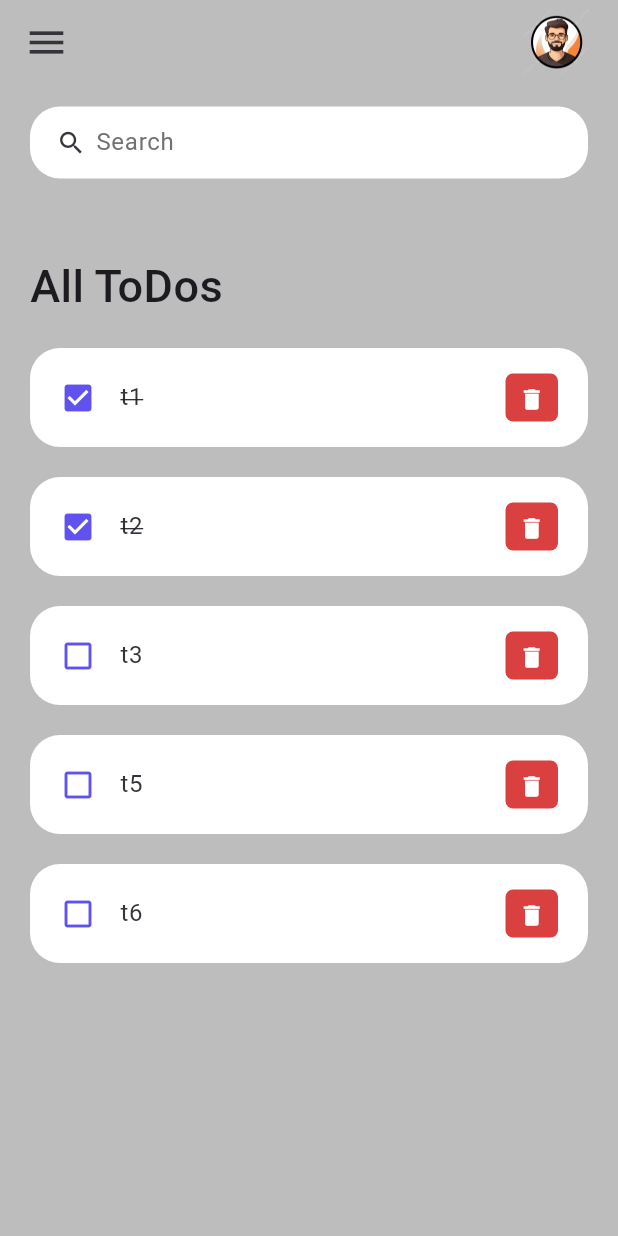
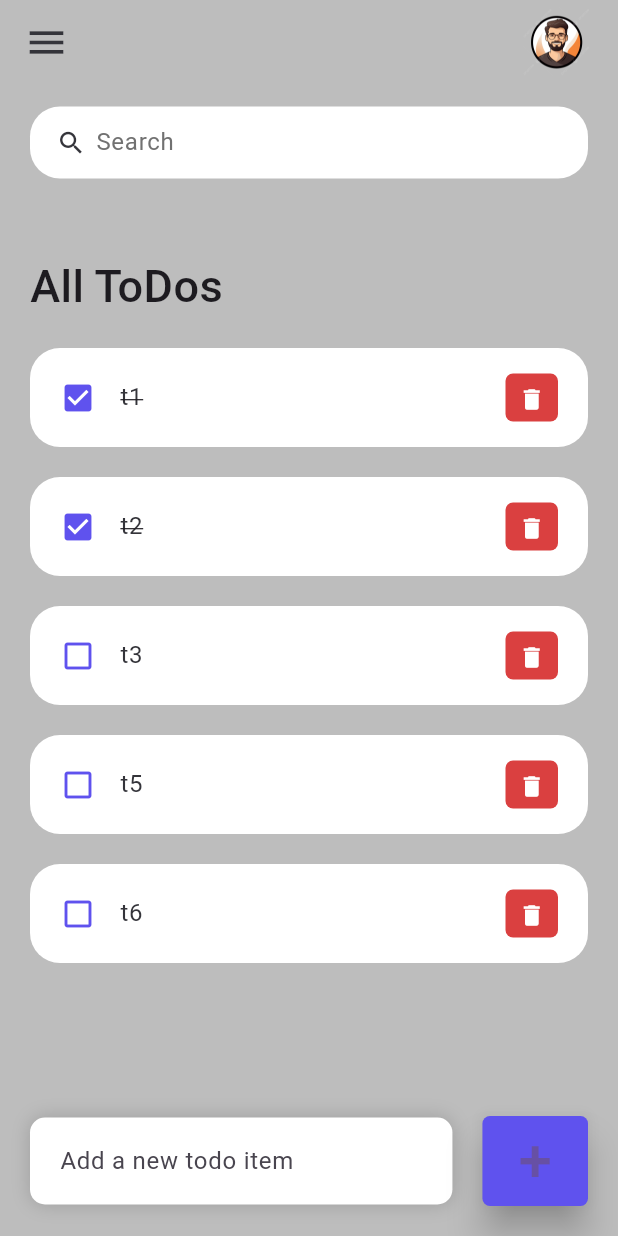
Before and after one commit to imvishweshpatil/ToDo_App, a Flutter app: the screen it shows after launch, on a phone screen of 412 x 824 dp. Run offline on Flutter 3.47's test engine with Material 3 defaults, Android fonts, the phone set to English and light mode, and no system bars.

Commit message:
Added AddToDo Item Section.

```diff
--- a/lib/screens/home.dart
+++ b/lib/screens/home.dart
@@ -14,7 +14,9 @@ class Home extends StatelessWidget {
     return Scaffold(
       backgroundColor: Colors.grey[400],
       appBar: _buildAppBar(),
-        body: Container(
+        body: Stack(
+          children: [
+            Container(
               padding: EdgeInsets.symmetric(
                   horizontal: 20,
                 vertical: 15,
@@ -43,6 +45,67 @@ class Home extends StatelessWidget {
                   )
                 ],
               ),
+            ),
+            Align(
+              alignment: Alignment.bottomCenter,
+              child: Row(
+                children: [
+                  Expanded(
+                    child: Container(
+                      margin: EdgeInsets.only(
+                          bottom: 20,
+                          right: 20,
+                          left: 20
+                      ),
+                      padding: EdgeInsets.symmetric(
+                        horizontal: 20,
+                        vertical: 5,
+                      ),
+                      decoration: BoxDecoration(
+                        color: Colors.white,
+                        boxShadow: [
+                          BoxShadow(
+                            color: Colors.grey,
+                            offset: Offset(0.0,0.0),
+                            blurRadius: 10.0,
+                            spreadRadius: 0.0,
+                          ),
+                        ],
+                        borderRadius: BorderRadius.circular(10),
+                      ),
+                      child: TextField(
+                        decoration: InputDecoration(
+                          hintText: 'Add a new todo item',
+                          border: InputBorder.none,
+                        ),
+                      ),
+                    ),
+                  ),
+                  Container(
+                    margin: EdgeInsets.only(
+                      bottom: 20,
+                      right: 20,
+                    ),
+                    child: ElevatedButton(
+                      onPressed: () {},
+                      style: ElevatedButton.styleFrom(
+                        backgroundColor: tdBlue,
+                        minimumSize: Size(60, 60),
+                        elevation: 10,
+                        shape: RoundedRectangleBorder(
+                          borderRadius: BorderRadius.circular(5),
+                        ),
+                      ),
+                      child: Text(
+                        '+',
+                        style: TextStyle(fontSize: 40),
+                      ),
+                    ),
+                  )
+                ],
+              ),
+            )
+          ],
         )
     );
   }
```
Lines whose indentation alone changed are shown as unchanged.
